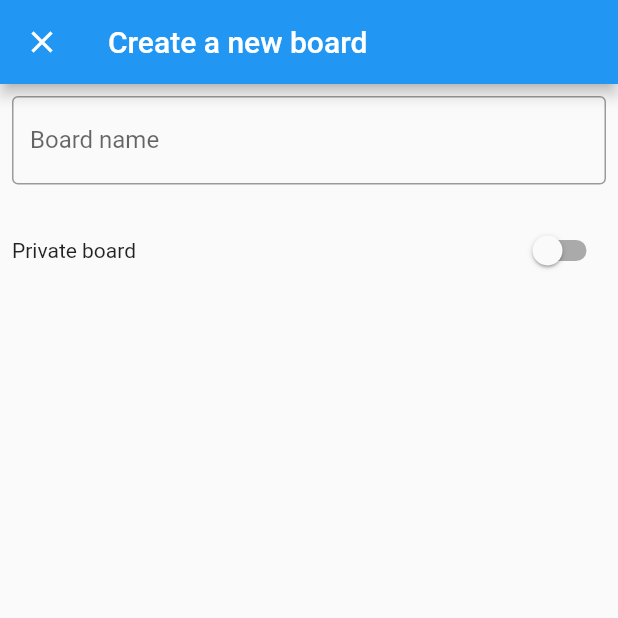
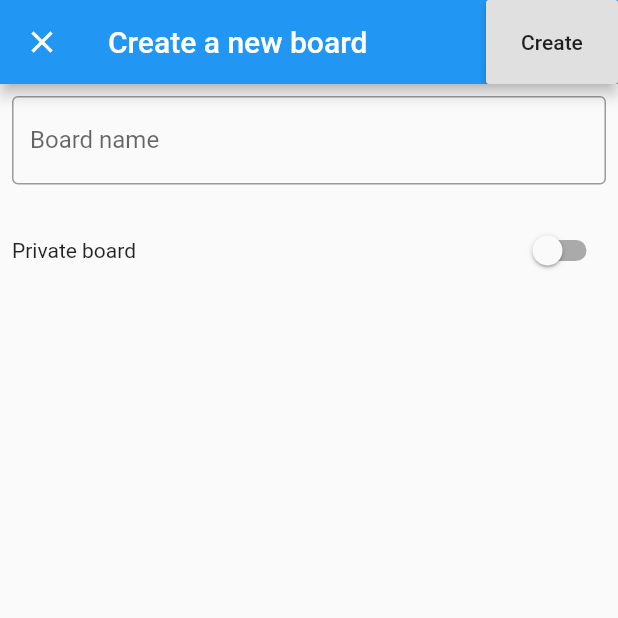
Before and after one commit to team-e-org/mobile, a Flutter app: the NewBoardScreen screen opened by its route, on a phone screen of 412 x 824 dp, the top half of it. Run offline on Flutter 3.47's test engine with Material 2 defaults, Android fonts, the phone set to English and light mode, and no system bars; our stand-ins replace equatable, flutter_bloc; generated files the repository leaves out were written again.

Commit message:
Add create button

```diff
--- a/lib/view/new_board_screen.dart
+++ b/lib/view/new_board_screen.dart
@@ -15,6 +15,14 @@ class NewBoardScreen extends StatelessWidget {
             onPressed: () => Navigator.of(context).pop(),
           ),
         ),
+        actions: <Widget>[
+          RaisedButton(
+            child: Text('Create'),
+            onPressed: () {
+              // TODO
+            },
+          )
+        ],
       ),
       body: Container(
         padding: EdgeInsets.all(8),
```
